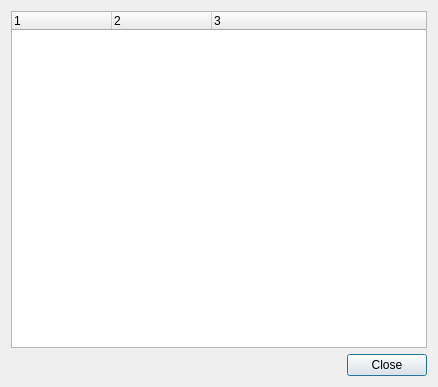
The window that src/igotugui/plugindialog.ui (mnalis/igotu2gpx) describes before a commit, drawn with Qt 5.
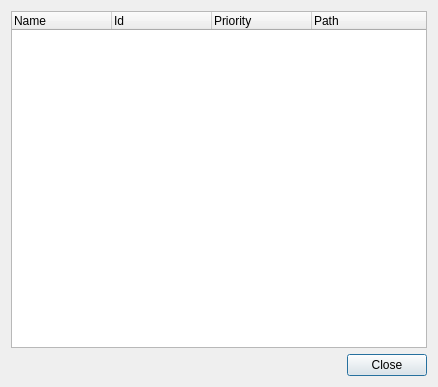
The same window after the commit.

```diff
--- a/src/igotugui/plugindialog.ui
+++ b/src/igotugui/plugindialog.ui
@@ -23,17 +23,22 @@
      </property>
      <column>
       <property name="text" >
-       <string>1</string>
+       <string>Name</string>
       </property>
      </column>
      <column>
       <property name="text" >
-       <string>2</string>
+       <string>Id</string>
       </property>
      </column>
      <column>
       <property name="text" >
-       <string>3</string>
+       <string>Priority</string>
+      </property>
+     </column>
+     <column>
+      <property name="text" >
+       <string>Path</string>
       </property>
      </column>
     </widget>
```
